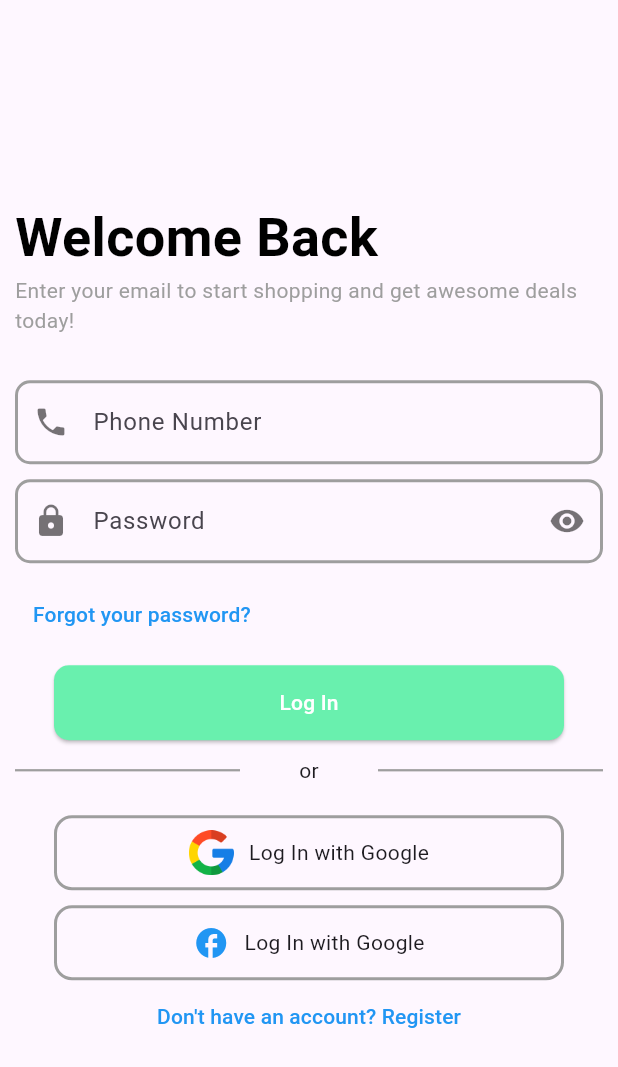
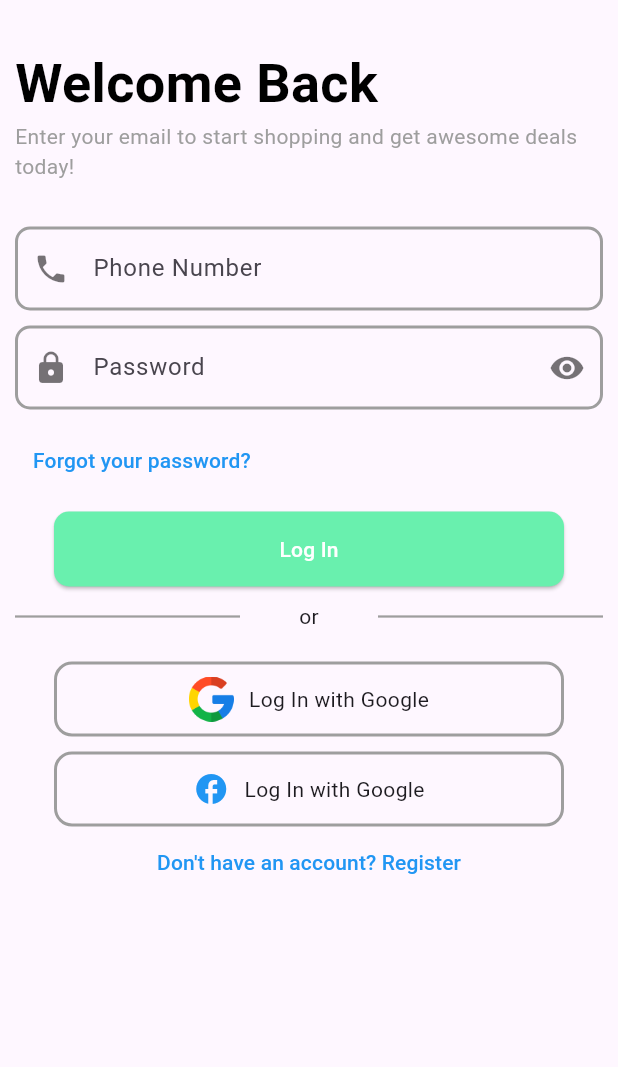
Before and after one commit to behruzergashaliyevvv/home_hav, a Flutter app: the screen it shows after launch, on a phone screen of 412 x 824 dp. Shown: the top 1067 px of the screen. Run offline on Flutter 3.47's test engine with Material 3 defaults, Android fonts, the phone set to English and light mode, and no system bars; our stand-ins replace dartz, dio, get_it, shared_preferences.

Commit message:
two commit

```diff
--- a/lib/features/auth/presentation/screens/login_screen.dart
+++ b/lib/features/auth/presentation/screens/login_screen.dart
@@ -32,8 +32,9 @@ class _LoginScreenState extends State<LoginScreen> {
             child: CircularProgressIndicator(),
           );
         }
-        return Padding(
-          padding: const EdgeInsets.only(left: 10, right: 10, top: 10),
+        return SingleChildScrollView(
+          child: Padding(
+            padding: const EdgeInsets.only(left: 10, right: 10, top: 30),
             child: Column(
               mainAxisAlignment: MainAxisAlignment.center,
               children: [
@@ -223,6 +224,7 @@ class _LoginScreenState extends State<LoginScreen> {
                 ),
               ],
             ),
+          ),
         );
       },
     ));
--- a/lib/features/auth/presentation/screens/register_screen.dart
+++ b/lib/features/auth/presentation/screens/register_screen.dart
@@ -27,8 +27,9 @@ class _RegisterScreenState extends State<RegisterScreen> {
   Widget build(BuildContext context) {
     return Scaffold(body: Consumer<AuthProvider>(
       builder: (context, authProvider, child) {
-        return Padding(
-          padding: const EdgeInsets.only(left: 10, right: 10, top: 10),
+        return SingleChildScrollView(
+          child: Padding(
+            padding: const EdgeInsets.only(left: 10, right: 10, top: 30),
             child: Column(
               mainAxisAlignment: MainAxisAlignment.center,
               children: [
@@ -213,6 +214,7 @@ class _RegisterScreenState extends State<RegisterScreen> {
                 ),
               ],
             ),
+          ),
         );
       },
     ));
```
Lines whose indentation alone changed are shown as unchanged.
